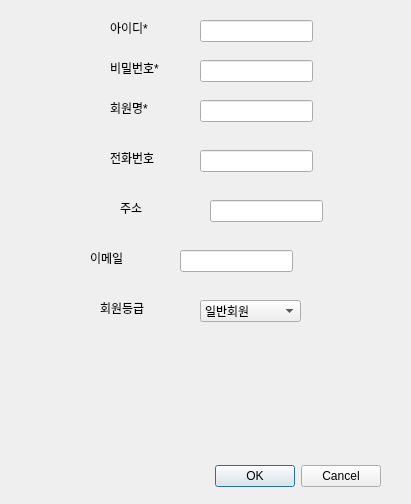
DaeyeongCho/DataBaseLectureProject, file uis/dialog_sign_up.ui: the form before one commit.
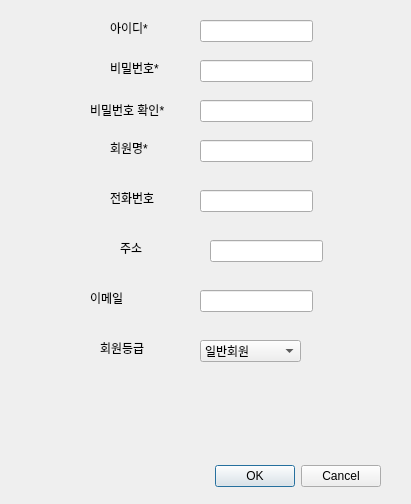
The form after the commit.

Commit message: 비밀번호 핫픽스

What changed in the file:
```diff
--- a/uis/dialog_sign_up.ui
+++ b/uis/dialog_sign_up.ui
@@ -88,7 +88,7 @@
    <property name="geometry">
     <rect>
      <x>200</x>
-     <y>100</y>
+     <y>140</y>
      <width>113</width>
      <height>22</height>
     </rect>
@@ -101,7 +101,7 @@
    <property name="geometry">
     <rect>
      <x>110</x>
-     <y>100</y>
+     <y>140</y>
      <width>48</width>
      <height>16</height>
     </rect>
@@ -114,7 +114,7 @@
    <property name="geometry">
     <rect>
      <x>200</x>
-     <y>150</y>
+     <y>190</y>
      <width>113</width>
      <height>22</height>
     </rect>
@@ -127,7 +127,7 @@
    <property name="geometry">
     <rect>
      <x>110</x>
-     <y>150</y>
+     <y>190</y>
      <width>48</width>
      <height>16</height>
     </rect>
@@ -140,7 +140,7 @@
    <property name="geometry">
     <rect>
      <x>210</x>
-     <y>200</y>
+     <y>240</y>
      <width>113</width>
      <height>22</height>
     </rect>
@@ -153,7 +153,7 @@
    <property name="geometry">
     <rect>
      <x>120</x>
-     <y>200</y>
+     <y>240</y>
      <width>48</width>
      <height>16</height>
     </rect>
@@ -165,8 +165,8 @@
   <widget class="QLineEdit" name="lineEditEmail">
    <property name="geometry">
     <rect>
-     <x>180</x>
-     <y>250</y>
+     <x>200</x>
+     <y>290</y>
      <width>113</width>
      <height>22</height>
     </rect>
@@ -179,7 +179,7 @@
    <property name="geometry">
     <rect>
      <x>90</x>
-     <y>250</y>
+     <y>290</y>
      <width>48</width>
      <height>16</height>
     </rect>
@@ -192,7 +192,7 @@
    <property name="geometry">
     <rect>
      <x>100</x>
-     <y>300</y>
+     <y>340</y>
      <width>48</width>
      <height>16</height>
     </rect>
@@ -205,7 +205,7 @@
    <property name="geometry">
     <rect>
      <x>200</x>
-     <y>300</y>
+     <y>340</y>
      <width>101</width>
      <height>22</height>
     </rect>
@@ -221,6 +221,35 @@
     </property>
    </item>
   </widget>
+  <widget class="QLineEdit" name="lineEditPasswordCheck">
+   <property name="geometry">
+    <rect>
+     <x>200</x>
+     <y>100</y>
+     <width>113</width>
+     <height>22</height>
+    </rect>
+   </property>
+   <property name="text">
+    <string/>
+   </property>
+   <property name="echoMode">
+    <enum>QLineEdit::Password</enum>
+   </property>
+  </widget>
+  <widget class="QLabel" name="label_8">
+   <property name="geometry">
+    <rect>
+     <x>90</x>
+     <y>100</y>
+     <width>91</width>
+     <height>20</height>
+    </rect>
+   </property>
+   <property name="text">
+    <string>비밀번호 확인*</string>
+   </property>
+  </widget>
  </widget>
  <resources/>
  <connections>
```
Left out of the diff: 3 changed lines with no effect on the pictures. The commit also changes 6 other files.
